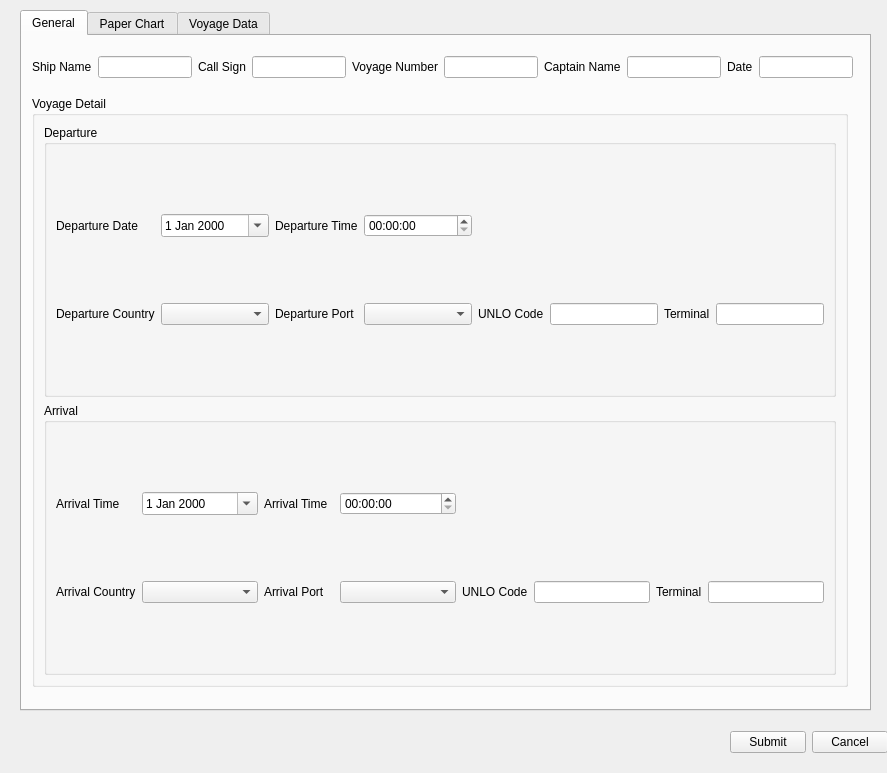
Qt form QtUi/shareRoute.ui (heavenlxj/emgui) before a commit.
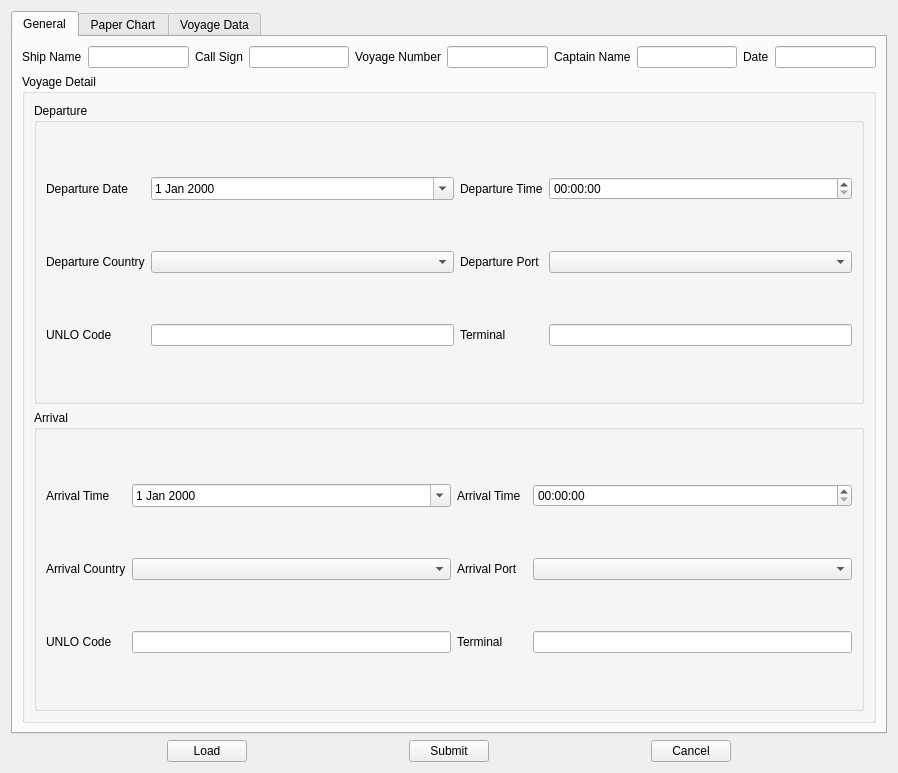
The same form after that commit. The open tabs and pages were chosen to show the change.

```diff
--- a/QtUi/shareRoute.ui
+++ b/QtUi/shareRoute.ui
@@ -6,22 +6,22 @@
    <rect>
     <x>0</x>
     <y>0</y>
-    <width>887</width>
+    <width>898</width>
     <height>773</height>
    </rect>
   </property>
   <property name="windowTitle">
    <string>Form</string>
   </property>
+  <property name="autoFillBackground">
+   <bool>true</bool>
+  </property>
+  <property name="locale">
+   <locale language="English" country="UnitedStates"/>
+  </property>
+  <layout class="QVBoxLayout" name="verticalLayout_3">
+   <item>
   <widget class="QTabWidget" name="tabWidget">
-   <property name="geometry">
-    <rect>
-     <x>20</x>
-     <y>10</y>
-     <width>851</width>
-     <height>701</height>
-    </rect>
-   </property>
    <property name="currentIndex">
     <number>2</number>
    </property>
@@ -29,83 +29,174 @@
     <attribute name="title">
      <string>General</string>
     </attribute>
-    <widget class="QWidget" name="layoutWidget">
-     <property name="geometry">
-      <rect>
-       <x>10</x>
-       <y>20</y>
-       <width>821</width>
-       <height>22</height>
-      </rect>
-     </property>
-     <layout class="QHBoxLayout" name="horizontalLayout">
-      <item>
-       <widget class="QLabel" name="label">
-        <property name="text">
-         <string>Ship Name</string>
-        </property>
-       </widget>
-      </item>
-      <item>
-       <widget class="QLineEdit" name="ship_name_edit"/>
-      </item>
-      <item>
-       <widget class="QLabel" name="label_2">
-        <property name="text">
-         <string>Call Sign</string>
-        </property>
-       </widget>
-      </item>
-      <item>
-       <widget class="QLineEdit" name="call_sign_edit"/>
-      </item>
-      <item>
-       <widget class="QLabel" name="label_3">
-        <property name="text">
-         <string>Voyage Number</string>
-        </property>
-       </widget>
-      </item>
-      <item>
-       <widget class="QLineEdit" name="voyage_number_edit"/>
-      </item>
-      <item>
-       <widget class="QLabel" name="label_4">
-        <property name="text">
-         <string>Captain Name</string>
-        </property>
-       </widget>
-      </item>
-      <item>
-       <widget class="QLineEdit" name="captain_name_edit"/>
-      </item>
-      <item>
-       <widget class="QLabel" name="label_5">
-        <property name="text">
-         <string>Date</string>
-        </property>
-       </widget>
-      </item>
-      <item>
-       <widget class="QLineEdit" name="date_edit"/>
-      </item>
-     </layout>
-    </widget>
+      <layout class="QGridLayout" name="gridLayout_12">
+       <item row="1" column="0">
     <widget class="QGroupBox" name="voyageDetailGroupBox">
-     <property name="geometry">
-      <rect>
-       <x>10</x>
-       <y>60</y>
-       <width>816</width>
-       <height>591</height>
-      </rect>
+         <property name="sizePolicy">
+          <sizepolicy hsizetype="Preferred" vsizetype="Expanding">
+           <horstretch>0</horstretch>
+           <verstretch>0</verstretch>
+          </sizepolicy>
      </property>
      <property name="title">
       <string>Voyage Detail</string>
      </property>
      <layout class="QGridLayout" name="gridLayout_3">
+          <item row="1" column="0">
+           <widget class="QGroupBox" name="groupBox_2">
+            <property name="sizePolicy">
+             <sizepolicy hsizetype="Preferred" vsizetype="Preferred">
+              <horstretch>0</horstretch>
+              <verstretch>0</verstretch>
+             </sizepolicy>
+            </property>
+            <property name="title">
+             <string>Arrival</string>
+            </property>
+            <layout class="QGridLayout" name="gridLayout_2">
+             <item row="2" column="2">
+              <widget class="QLineEdit" name="arrival_unlo_code">
+               <property name="sizePolicy">
+                <sizepolicy hsizetype="Preferred" vsizetype="Fixed">
+                 <horstretch>0</horstretch>
+                 <verstretch>0</verstretch>
+                </sizepolicy>
+               </property>
+              </widget>
+             </item>
+             <item row="1" column="3">
+              <widget class="QLabel" name="label_15">
+               <property name="sizePolicy">
+                <sizepolicy hsizetype="Fixed" vsizetype="Preferred">
+                 <horstretch>0</horstretch>
+                 <verstretch>0</verstretch>
+                </sizepolicy>
+               </property>
+               <property name="text">
+                <string>Arrival Port</string>
+               </property>
+              </widget>
+             </item>
+             <item row="1" column="2">
+              <widget class="QComboBox" name="arrival_country_combo">
+               <property name="sizePolicy">
+                <sizepolicy hsizetype="Preferred" vsizetype="Fixed">
+                 <horstretch>0</horstretch>
+                 <verstretch>0</verstretch>
+                </sizepolicy>
+               </property>
+              </widget>
+             </item>
+             <item row="1" column="4">
+              <widget class="QComboBox" name="arrival_port_combo">
+               <property name="sizePolicy">
+                <sizepolicy hsizetype="Preferred" vsizetype="Fixed">
+                 <horstretch>0</horstretch>
+                 <verstretch>0</verstretch>
+                </sizepolicy>
+               </property>
+              </widget>
+             </item>
+             <item row="1" column="0">
+              <widget class="QLabel" name="label_14">
+               <property name="sizePolicy">
+                <sizepolicy hsizetype="Fixed" vsizetype="Preferred">
+                 <horstretch>0</horstretch>
+                 <verstretch>0</verstretch>
+                </sizepolicy>
+               </property>
+               <property name="text">
+                <string>Arrival Country</string>
+               </property>
+              </widget>
+             </item>
+             <item row="0" column="0">
+              <widget class="QLabel" name="label_8">
+               <property name="text">
+                <string>Arrival Time     </string>
+               </property>
+              </widget>
+             </item>
+             <item row="0" column="3">
+              <widget class="QLabel" name="label_9">
+               <property name="text">
+                <string>Arrival Time  </string>
+               </property>
+              </widget>
+             </item>
+             <item row="0" column="2">
+              <widget class="QDateEdit" name="arrival_date_edit">
+               <property name="sizePolicy">
+                <sizepolicy hsizetype="Preferred" vsizetype="Fixed">
+                 <horstretch>0</horstretch>
+                 <verstretch>0</verstretch>
+                </sizepolicy>
+               </property>
+               <property name="calendarPopup">
+                <bool>true</bool>
+               </property>
+              </widget>
+             </item>
+             <item row="0" column="4">
+              <widget class="QTimeEdit" name="arrival_time_edit">
+               <property name="sizePolicy">
+                <sizepolicy hsizetype="Preferred" vsizetype="Fixed">
+                 <horstretch>0</horstretch>
+                 <verstretch>0</verstretch>
+                </sizepolicy>
+               </property>
+               <property name="calendarPopup">
+                <bool>true</bool>
+               </property>
+              </widget>
+             </item>
+             <item row="2" column="0">
+              <widget class="QLabel" name="label_16">
+               <property name="sizePolicy">
+                <sizepolicy hsizetype="Fixed" vsizetype="Preferred">
+                 <horstretch>0</horstretch>
+                 <verstretch>0</verstretch>
+                </sizepolicy>
+               </property>
+               <property name="text">
+                <string>UNLO Code</string>
+               </property>
+              </widget>
+             </item>
+             <item row="2" column="4">
+              <widget class="QLineEdit" name="arrival_terminal">
+               <property name="sizePolicy">
+                <sizepolicy hsizetype="Preferred" vsizetype="Fixed">
+                 <horstretch>0</horstretch>
+                 <verstretch>0</verstretch>
+                </sizepolicy>
+               </property>
+              </widget>
+             </item>
+             <item row="2" column="3">
+              <widget class="QLabel" name="label_17">
+               <property name="sizePolicy">
+                <sizepolicy hsizetype="Fixed" vsizetype="Preferred">
+                 <horstretch>0</horstretch>
+                 <verstretch>0</verstretch>
+                </sizepolicy>
+               </property>
+               <property name="text">
+                <string>Terminal</string>
+               </property>
+              </widget>
+             </item>
+            </layout>
+           </widget>
+          </item>
       <item row="0" column="0">
        <widget class="QGroupBox" name="groupBox">
+            <property name="sizePolicy">
+             <sizepolicy hsizetype="Preferred" vsizetype="Preferred">
+              <horstretch>0</horstretch>
+              <verstretch>0</verstretch>
+             </sizepolicy>
+            </property>
         <property name="title">
          <string>Departure</string>
         </property>
@@ -125,6 +216,12 @@
          </item>
          <item row="0" column="1">
           <widget class="QDateEdit" name="depart_date_edit">
+               <property name="sizePolicy">
+                <sizepolicy hsizetype="Preferred" vsizetype="Fixed">
+                 <horstretch>0</horstretch>
+                 <verstretch>0</verstretch>
+                </sizepolicy>
+               </property>
            <property name="calendarPopup">
             <bool>true</bool>
            </property>
@@ -139,6 +236,12 @@
          </item>
          <item row="0" column="3">
           <widget class="QTimeEdit" name="departure_time_edit">
+               <property name="sizePolicy">
+                <sizepolicy hsizetype="Preferred" vsizetype="Fixed">
+                 <horstretch>0</horstretch>
+                 <verstretch>0</verstretch>
+                </sizepolicy>
+               </property>
            <property name="calendarPopup">
             <bool>true</bool>
            </property>
@@ -158,7 +261,14 @@
           </widget>
          </item>
          <item row="1" column="1">
-          <widget class="QComboBox" name="departure_country_combo"/>
+              <widget class="QComboBox" name="departure_country_combo">
+               <property name="sizePolicy">
+                <sizepolicy hsizetype="Preferred" vsizetype="Fixed">
+                 <horstretch>0</horstretch>
+                 <verstretch>0</verstretch>
+                </sizepolicy>
+               </property>
+              </widget>
          </item>
          <item row="1" column="2">
           <widget class="QLabel" name="label_11">
@@ -174,9 +284,16 @@
           </widget>
          </item>
          <item row="1" column="3">
-          <widget class="QComboBox" name="departure_port_combo"/>
-         </item>
-         <item row="1" column="4">
+              <widget class="QComboBox" name="departure_port_combo">
+               <property name="sizePolicy">
+                <sizepolicy hsizetype="Preferred" vsizetype="Fixed">
+                 <horstretch>0</horstretch>
+                 <verstretch>0</verstretch>
+                </sizepolicy>
+               </property>
+              </widget>
+             </item>
+             <item row="3" column="0">
           <widget class="QLabel" name="label_12">
            <property name="sizePolicy">
             <sizepolicy hsizetype="Fixed" vsizetype="Preferred">
@@ -189,7 +306,7 @@
            </property>
           </widget>
          </item>
-         <item row="1" column="5">
+             <item row="3" column="1">
           <widget class="QLineEdit" name="depature_unlo_code">
            <property name="sizePolicy">
             <sizepolicy hsizetype="Preferred" vsizetype="Fixed">
@@ -199,7 +316,7 @@
            </property>
           </widget>
          </item>
-         <item row="1" column="6">
+             <item row="3" column="2">
           <widget class="QLabel" name="label_13">
            <property name="sizePolicy">
             <sizepolicy hsizetype="Fixed" vsizetype="Preferred">
@@ -212,7 +329,7 @@
            </property>
           </widget>
          </item>
-         <item row="1" column="7">
+             <item row="3" column="3">
           <widget class="QLineEdit" name="departure_terminal">
            <property name="sizePolicy">
             <sizepolicy hsizetype="Preferred" vsizetype="Fixed">
@@ -225,123 +342,64 @@
         </layout>
        </widget>
       </item>
-      <item row="1" column="0">
-       <widget class="QGroupBox" name="groupBox_2">
-        <property name="title">
-         <string>Arrival</string>
-        </property>
-        <layout class="QGridLayout" name="gridLayout_2">
-         <item row="1" column="2">
-          <widget class="QLabel" name="label_15">
-           <property name="sizePolicy">
-            <sizepolicy hsizetype="Fixed" vsizetype="Preferred">
-             <horstretch>0</horstretch>
-             <verstretch>0</verstretch>
-            </sizepolicy>
-           </property>
-           <property name="text">
-            <string>Arrival Port</string>
-           </property>
-          </widget>
-         </item>
-         <item row="1" column="5">
-          <widget class="QLineEdit" name="arrival_unlo_code">
-           <property name="sizePolicy">
-            <sizepolicy hsizetype="Preferred" vsizetype="Fixed">
-             <horstretch>0</horstretch>
-             <verstretch>0</verstretch>
-            </sizepolicy>
-           </property>
-          </widget>
-         </item>
-         <item row="1" column="7">
-          <widget class="QLineEdit" name="arrival_terminal">
-           <property name="sizePolicy">
-            <sizepolicy hsizetype="Preferred" vsizetype="Fixed">
-             <horstretch>0</horstretch>
-             <verstretch>0</verstretch>
-            </sizepolicy>
-           </property>
-          </widget>
-         </item>
-         <item row="1" column="1">
-          <widget class="QComboBox" name="arrival_country_combo"/>
-         </item>
-         <item row="1" column="3">
-          <widget class="QComboBox" name="arrival_port_combo"/>
-         </item>
-         <item row="1" column="0">
-          <widget class="QLabel" name="label_14">
-           <property name="sizePolicy">
-            <sizepolicy hsizetype="Fixed" vsizetype="Preferred">
-             <horstretch>0</horstretch>
-             <verstretch>0</verstretch>
-            </sizepolicy>
-           </property>
-           <property name="text">
-            <string>Arrival Country</string>
-           </property>
-          </widget>
-         </item>
-         <item row="1" column="4">
-          <widget class="QLabel" name="label_16">
-           <property name="sizePolicy">
-            <sizepolicy hsizetype="Fixed" vsizetype="Preferred">
-             <horstretch>0</horstretch>
-             <verstretch>0</verstretch>
-            </sizepolicy>
-           </property>
-           <property name="text">
-            <string>UNLO Code</string>
-           </property>
-          </widget>
-         </item>
-         <item row="1" column="6">
-          <widget class="QLabel" name="label_17">
-           <property name="sizePolicy">
-            <sizepolicy hsizetype="Fixed" vsizetype="Preferred">
-             <horstretch>0</horstretch>
-             <verstretch>0</verstretch>
-            </sizepolicy>
-           </property>
-           <property name="text">
-            <string>Terminal</string>
-           </property>
+         </layout>
           </widget>
          </item>
          <item row="0" column="0">
-          <widget class="QLabel" name="label_8">
+        <layout class="QHBoxLayout" name="horizontalLayout">
+         <item>
+          <widget class="QLabel" name="label">
            <property name="text">
-            <string>Arrival Time     </string>
+            <string>Ship Name</string>
            </property>
           </widget>
          </item>
-         <item row="0" column="2">
-          <widget class="QLabel" name="label_9">
+         <item>
+          <widget class="QLineEdit" name="ship_name_edit"/>
+         </item>
+         <item>
+          <widget class="QLabel" name="label_2">
            <property name="text">
-            <string>Arrival Time  </string>
+            <string>Call Sign</string>
            </property>
           </widget>
          </item>
-         <item row="0" column="1">
-          <widget class="QDateEdit" name="arrival_date_edit">
-           <property name="calendarPopup">
-            <bool>true</bool>
+         <item>
+          <widget class="QLineEdit" name="call_sign_edit"/>
+         </item>
+         <item>
+          <widget class="QLabel" name="label_3">
+           <property name="text">
+            <string>Voyage Number</string>
            </property>
           </widget>
          </item>
-         <item row="0" column="3">
-          <widget class="QTimeEdit" name="arrival_time_edit">
-           <property name="calendarPopup">
-            <bool>true</bool>
+         <item>
+          <widget class="QLineEdit" name="voyage_number_edit"/>
+         </item>
+         <item>
+          <widget class="QLabel" name="label_4">
+           <property name="text">
+            <string>Captain Name</string>
            </property>
           </widget>
          </item>
-        </layout>
-       </widget>
-      </item>
-     </layout>
-    </widget>
+         <item>
+          <widget class="QLineEdit" name="captain_name_edit"/>
+         </item>
+         <item>
+          <widget class="QLabel" name="label_5">
+           <property name="text">
+            <string>Date</string>
+           </property>
+          </widget>
+         </item>
+         <item>
+          <widget class="QLineEdit" name="date_edit"/>
+         </item>
+        </layout>
+       </item>
+      </layout>
    </widget>
    <widget class="QWidget" name="tab_3">
     <attribute name="title">
@@ -1364,32 +1422,51 @@
     </layout>
    </widget>
   </widget>
-  <widget class="QWidget" name="">
-   <property name="geometry">
-    <rect>
-     <x>730</x>
-     <y>730</y>
-     <width>158</width>
-     <height>25</height>
-    </rect>
-   </property>
+   </item>
+   <item>
    <layout class="QHBoxLayout" name="horizontalLayout_2">
     <item>
-     <widget class="QPushButton" name="pushButton">
+      <widget class="QPushButton" name="load_btn">
+       <property name="sizePolicy">
+        <sizepolicy hsizetype="Fixed" vsizetype="Fixed">
+         <horstretch>0</horstretch>
+         <verstretch>0</verstretch>
+        </sizepolicy>
+       </property>
+       <property name="text">
+        <string>Load</string>
+       </property>
+      </widget>
+     </item>
+     <item>
+      <widget class="QPushButton" name="submit_btn">
+       <property name="sizePolicy">
+        <sizepolicy hsizetype="Fixed" vsizetype="Fixed">
+         <horstretch>0</horstretch>
+         <verstretch>0</verstretch>
+        </sizepolicy>
+       </property>
       <property name="text">
        <string>Submit</string>
       </property>
      </widget>
     </item>
     <item>
-     <widget class="QPushButton" name="pushButton_3">
+      <widget class="QPushButton" name="cancel_btn">
+       <property name="sizePolicy">
+        <sizepolicy hsizetype="Fixed" vsizetype="Fixed">
+         <horstretch>0</horstretch>
+         <verstretch>0</verstretch>
+        </sizepolicy>
+       </property>
       <property name="text">
        <string>Cancel</string>
       </property>
      </widget>
     </item>
    </layout>
-  </widget>
+   </item>
+  </layout>
  </widget>
  <resources/>
  <connections/>
```
Left out of the diff: 68 changed lines with no effect on the pictures. Lines whose indentation alone changed are shown as unchanged.
